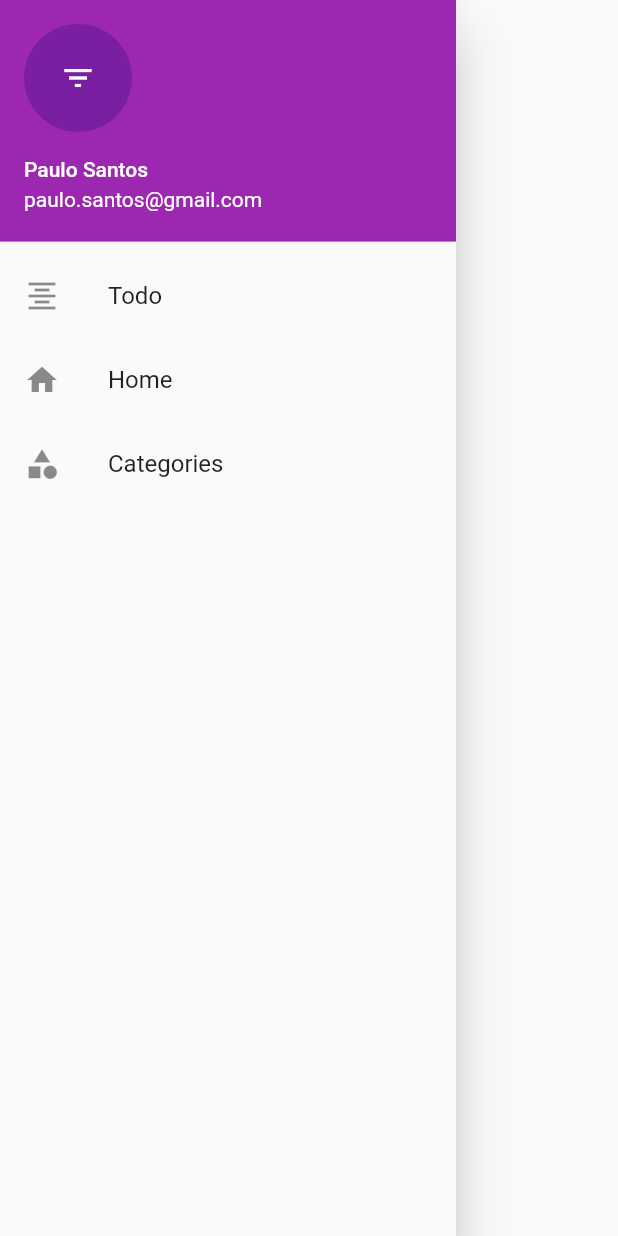
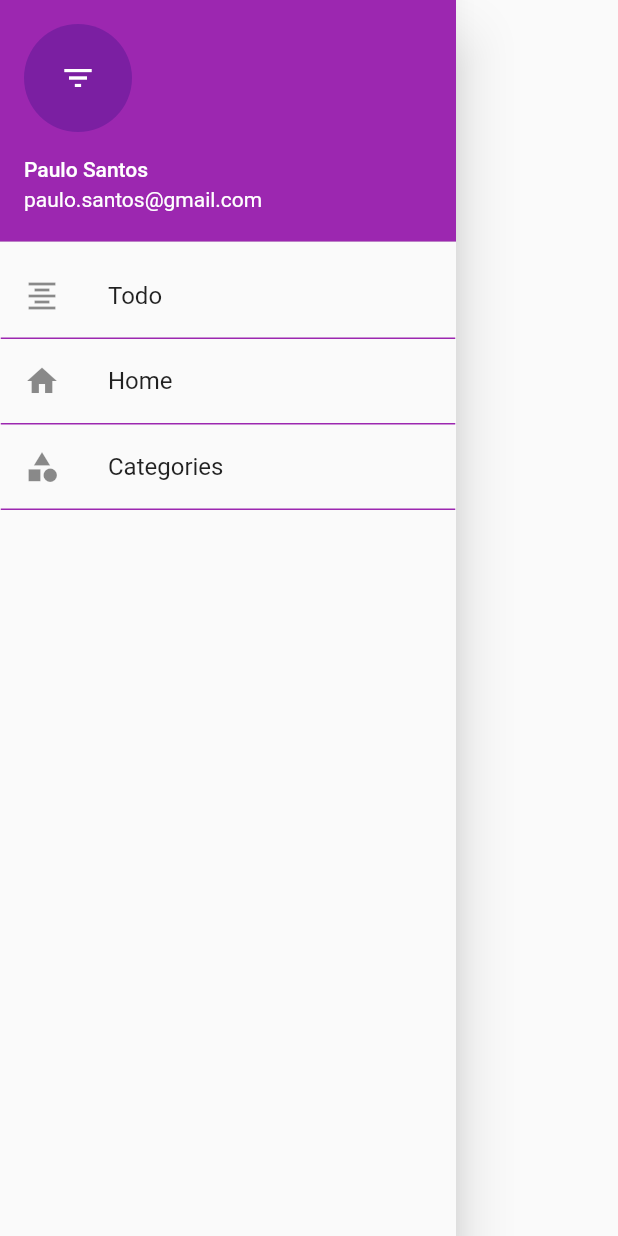
Before and after one commit to PauloSTDev/POO_Flutter, a Flutter app: the DrawerNavigation widget shown alone on an empty page, opened directly, on a phone screen of 412 x 824 dp. Run offline on Flutter 3.47's test engine with Material 2 defaults, Android fonts, the phone set to English and light mode, and no system bars; our stand-ins replace sqflite; accounts and stored records are empty.

Commit message:
Cria component division e apresenta no drawer.dart

```diff
--- /dev/null
+++ b/lib/components/content_division.dart
@@ -0,0 +1,18 @@
+import 'package:flutter/cupertino.dart';
+import 'package:poo_flutter/themes/theme_colors.dart';
+
+class ContentDivision extends StatelessWidget {
+  const ContentDivision({Key? key}) : super(key: key);
+
+  @override
+  Widget build(BuildContext context) {
+    return Container(
+      height: 1,
+      decoration: BoxDecoration(
+        border: Border.all(
+          color: ThemeColors.division,
+        )
+      ),
+    );
+  }
+}
--- a/lib/themes/theme_colors.dart
+++ b/lib/themes/theme_colors.dart
@@ -8,4 +8,5 @@ class ThemeColors {
     "Ouro 3" : Color.fromRGBO(254, 241, 85, 1.0),
     "Bronze 3" : Color.fromRGBO(191, 142, 0, 1.0),
   };
+  static const division = Colors.purple;
 }
--- a/lib/widgets/drawer.dart
+++ b/lib/widgets/drawer.dart
@@ -1,4 +1,5 @@
 import "package:flutter/material.dart";
+import "package:poo_flutter/components/content_division.dart";
 import "package:poo_flutter/screens/categories_screen.dart";
 import "package:poo_flutter/screens/home_screen.dart";
 import "package:poo_flutter/screens/todo_screen.dart";
@@ -34,6 +35,7 @@ class _DrawerNavigationState extends State<DrawerNavigation> {
               Navigator.of(context).push(MaterialPageRoute(builder: (context) => const TodoScreen()));
             },
           ),
+          const ContentDivision(),
           ListTile(
             title: const Text("Home"),
             leading: const Icon(Icons.home),
@@ -41,6 +43,7 @@ class _DrawerNavigationState extends State<DrawerNavigation> {
               Navigator.of(context).push(MaterialPageRoute(builder: (context) => const HomeScreen()));
             },
           ),
+          const ContentDivision(),
           ListTile(
             title: const Text("Categories"),
             leading: const Icon(Icons.category),
@@ -48,6 +51,7 @@ class _DrawerNavigationState extends State<DrawerNavigation> {
               Navigator.of(context).push(MaterialPageRoute(builder: (context) => const CategoriesScreen()));
             },
           ),
+          const ContentDivision(),
         ],
       ),
     );
```
